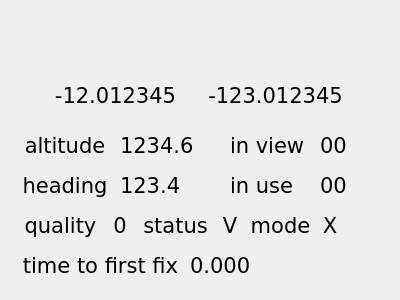
Above: Qt/gps/BasicDisplay.ui from bradselb/examples before the change. Below: the same form after it.
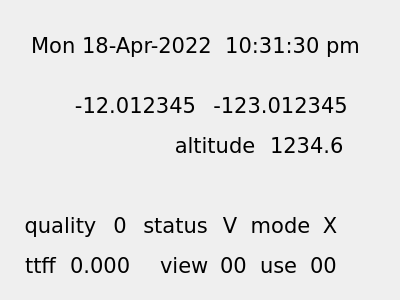
That is the form after the change.

```diff
--- a/Qt/gps/BasicDisplay.ui
+++ b/Qt/gps/BasicDisplay.ui
@@ -35,9 +35,9 @@
   <widget class="QLabel" name="latitude">
    <property name="geometry">
     <rect>
-     <x>40</x>
-     <y>80</y>
-     <width>151</width>
+     <x>70</x>
+     <y>90</y>
+     <width>131</width>
      <height>31</height>
     </rect>
    </property>
@@ -51,9 +51,9 @@
   <widget class="QLabel" name="longitude">
    <property name="geometry">
     <rect>
-     <x>200</x>
-     <y>80</y>
-     <width>151</width>
+     <x>210</x>
+     <y>90</y>
+     <width>141</width>
      <height>31</height>
     </rect>
    </property>
@@ -67,7 +67,7 @@
   <widget class="QLabel" name="altitude">
    <property name="geometry">
     <rect>
-     <x>120</x>
+     <x>270</x>
      <y>130</y>
      <width>80</width>
      <height>31</height>
@@ -96,7 +96,7 @@
     </sizepolicy>
    </property>
    <property name="text">
-    <string/>
+    <string>Mon 18-Apr-2022  10:31:30 pm</string>
    </property>
    <property name="alignment">
     <set>Qt::AlignCenter</set>
@@ -105,8 +105,8 @@
   <widget class="QLabel" name="inuse">
    <property name="geometry">
     <rect>
-     <x>320</x>
-     <y>170</y>
+     <x>310</x>
+     <y>250</y>
      <width>30</width>
      <height>31</height>
     </rect>
@@ -121,7 +121,7 @@
   <widget class="QLabel" name="label_1">
    <property name="geometry">
     <rect>
-     <x>20</x>
+     <x>170</x>
      <y>130</y>
      <width>90</width>
      <height>31</height>
@@ -137,14 +137,14 @@
   <widget class="QLabel" name="label_2">
    <property name="geometry">
     <rect>
-     <x>230</x>
-     <y>170</y>
-     <width>80</width>
+     <x>260</x>
+     <y>250</y>
+     <width>41</width>
      <height>31</height>
     </rect>
    </property>
    <property name="text">
-    <string>in use</string>
+    <string>use</string>
    </property>
    <property name="alignment">
     <set>Qt::AlignLeading|Qt::AlignLeft|Qt::AlignVCenter</set>
@@ -187,12 +187,12 @@
     <rect>
      <x>20</x>
      <y>250</y>
-     <width>161</width>
+     <width>41</width>
      <height>31</height>
     </rect>
    </property>
    <property name="text">
-    <string>time to first fix</string>
+    <string>ttff</string>
    </property>
    <property name="alignment">
     <set>Qt::AlignCenter</set>
@@ -201,7 +201,7 @@
   <widget class="QLabel" name="timetofirstfix">
    <property name="geometry">
     <rect>
-     <x>190</x>
+     <x>70</x>
      <y>250</y>
      <width>60</width>
      <height>31</height>
@@ -214,43 +214,11 @@
     <set>Qt::AlignLeading|Qt::AlignLeft|Qt::AlignVCenter</set>
    </property>
   </widget>
-  <widget class="QLabel" name="label_5">
-   <property name="geometry">
-    <rect>
-     <x>20</x>
-     <y>170</y>
-     <width>90</width>
-     <height>31</height>
-    </rect>
-   </property>
-   <property name="text">
-    <string>heading</string>
-   </property>
-   <property name="alignment">
-    <set>Qt::AlignCenter</set>
-   </property>
-  </widget>
-  <widget class="QLabel" name="heading">
-   <property name="geometry">
-    <rect>
-     <x>120</x>
-     <y>170</y>
-     <width>60</width>
-     <height>31</height>
-    </rect>
-   </property>
-   <property name="text">
-    <string>123.4</string>
-   </property>
-   <property name="alignment">
-    <set>Qt::AlignLeading|Qt::AlignLeft|Qt::AlignVCenter</set>
-   </property>
-  </widget>
   <widget class="QLabel" name="inview">
    <property name="geometry">
     <rect>
-     <x>320</x>
-     <y>130</y>
+     <x>220</x>
+     <y>250</y>
      <width>30</width>
      <height>31</height>
     </rect>
@@ -265,14 +233,14 @@
   <widget class="QLabel" name="label_6">
    <property name="geometry">
     <rect>
-     <x>230</x>
-     <y>130</y>
-     <width>80</width>
+     <x>160</x>
+     <y>250</y>
+     <width>51</width>
      <height>31</height>
     </rect>
    </property>
    <property name="text">
-    <string>in view</string>
+    <string>view</string>
    </property>
    <property name="alignment">
     <set>Qt::AlignLeading|Qt::AlignLeft|Qt::AlignVCenter</set>
```
Left out of the diff: 2 changed lines with no effect on the pictures.
